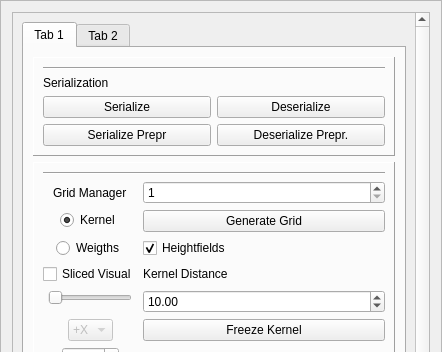
This is GUI/managers/enginemanager.ui in alemuntoni/HeightFieldDecomposition as Qt 5 draws it before an edit; both pictures show x 0 to 442 and y 0 to 352 of the 442 by 821 pixel window. The edited form follows.
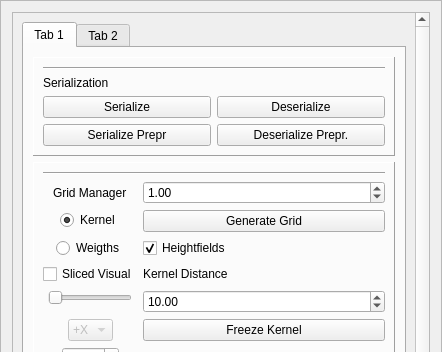
This is the edited form.

Commit message: fattore grigliato double anziché int

The edit to the form file:
```diff
--- a/GUI/managers/enginemanager.ui
+++ b/GUI/managers/enginemanager.ui
@@ -182,16 +182,6 @@
                 </property>
                </widget>
               </item>
-              <item row="1" column="1">
-               <widget class="QSpinBox" name="factorSpinBox">
-                <property name="minimum">
-                 <number>1</number>
-                </property>
-                <property name="value">
-                 <number>1</number>
-                </property>
-               </widget>
-              </item>
               <item row="2" column="0">
                <widget class="QRadioButton" name="kernelRadioButton">
                 <property name="text">
@@ -418,6 +408,22 @@
                 </property>
                </widget>
               </item>
+              <item row="1" column="1">
+               <widget class="QDoubleSpinBox" name="factorSpinBox">
+                <property name="minimum">
+                 <double>0.100000000000000</double>
+                </property>
+                <property name="maximum">
+                 <double>100.000000000000000</double>
+                </property>
+                <property name="singleStep">
+                 <double>0.500000000000000</double>
+                </property>
+                <property name="value">
+                 <double>1.000000000000000</double>
+                </property>
+               </widget>
+              </item>
              </layout>
             </widget>
            </item>
```
The commit also changes 4 other files.
